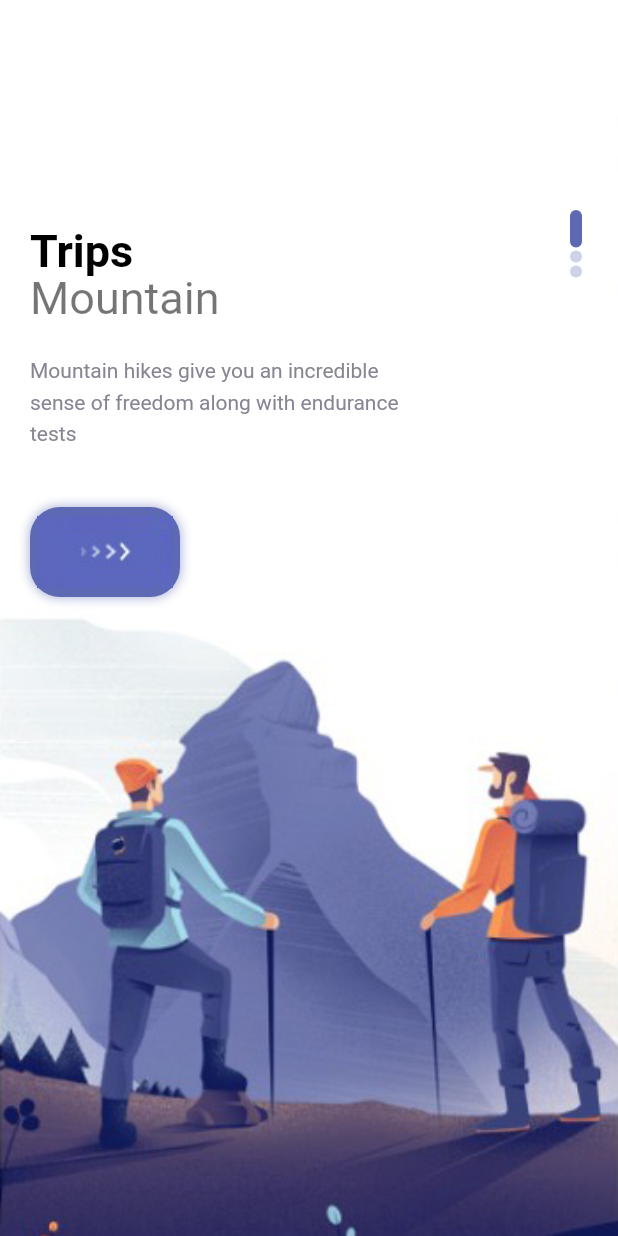
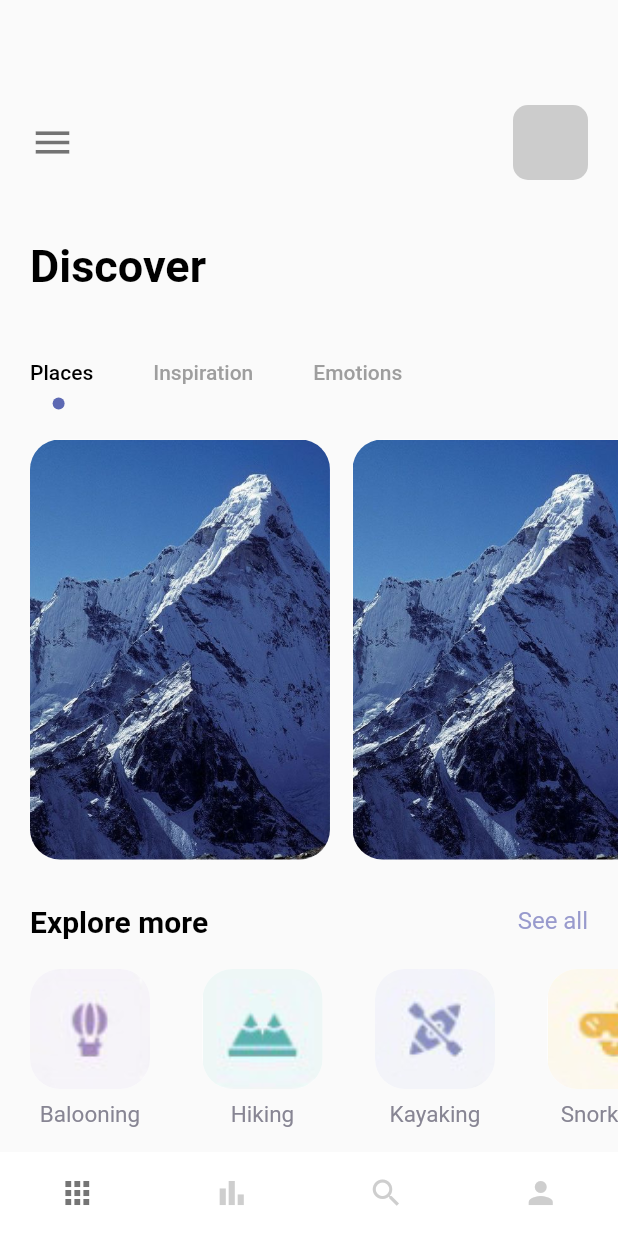
Before and after one commit to lazarobodevan/Travel-App, a Flutter app: the screen it shows after launch, on a phone screen of 412 x 824 dp. Run offline on Flutter 3.47's test engine with Material 2 defaults, Android fonts, the phone set to English and light mode, and no system bars.

Commit message:
Home page and tabbar

```diff
--- a/lib/main.dart
+++ b/lib/main.dart
@@ -1,5 +1,8 @@
 import 'package:flutter/material.dart';
+import 'package:travel_app/pages/navpages/home_page.dart';
 import 'package:travel_app/pages/welcome_page.dart';
+
+import 'pages/navpages/main_page.dart';
 
 void main() {
   runApp(const MyApp());
@@ -25,7 +28,7 @@ class MyApp extends StatelessWidget {
         // is not restarted.
         primarySwatch: Colors.blue,
       ),
-      home: const WelcomePage(),
+      home: const MainPage(),
     );
   }
 }
--- /dev/null
+++ b/lib/pages/navpages/bar_item_page.dart
@@ -0,0 +1,10 @@
+import 'package:flutter/material.dart';
+
+class BarItemPage extends StatelessWidget {
+  const BarItemPage({Key? key}) : super(key: key);
+
+  @override
+  Widget build(BuildContext context) {
+    return Container(child: const Center(child: Text("Bar Item Page")));
+  }
+}
--- /dev/null
+++ b/lib/pages/navpages/home_page.dart
@@ -0,0 +1,185 @@
+import 'package:flutter/material.dart';
+import 'package:flutter/src/foundation/key.dart';
+import 'package:flutter/src/widgets/framework.dart';
+import 'package:travel_app/misc/colors.dart';
+import 'package:travel_app/widgets/app_large_text.dart';
+import 'package:travel_app/widgets/app_text.dart';
+
+class HomePage extends StatefulWidget {
+  const HomePage({Key? key}) : super(key: key);
+
+  @override
+  State<HomePage> createState() => _HomePageState();
+}
+
+class _HomePageState extends State<HomePage> with TickerProviderStateMixin {
+  var images = {
+    "balloning.png": "Balooning",
+    "hiking.png": "Hiking",
+    "kayaking.png": "Kayaking",
+    "snorkling.png": "Snorkling"
+  };
+  @override
+  Widget build(BuildContext context) {
+    TabController tabController = TabController(length: 3, vsync: this);
+    return Scaffold(
+      body: Column(
+        crossAxisAlignment: CrossAxisAlignment.start,
+        children: [
+          Container(
+            padding: const EdgeInsets.only(top: 70, left: 20),
+            child: Row(children: [
+              const Icon(Icons.menu, size: 30, color: Colors.black54),
+              Expanded(child: Container()),
+              Container(
+                margin: const EdgeInsets.only(right: 20),
+                width: 50,
+                height: 50,
+                decoration: BoxDecoration(
+                    borderRadius: BorderRadius.circular(10),
+                    color: Colors.grey.withOpacity(0.5)),
+              ),
+            ]),
+          ),
+          const SizedBox(height: 40),
+          Container(
+              margin: const EdgeInsets.only(left: 20),
+              child: AppLargeText(text: "Discover")),
+          const SizedBox(height: 30),
+          //TabBar
+          Container(
+              child: Align(
+            alignment: Alignment.centerLeft,
+            child: TabBar(
+              labelPadding: const EdgeInsets.only(left: 20, right: 20),
+              indicatorSize: TabBarIndicatorSize.label,
+              controller: tabController,
+              labelColor: Colors.black,
+              unselectedLabelColor: Colors.grey,
+              isScrollable: true,
+              indicator:
+                  CircleTabIndicator(color: AppColors.mainColor, radius: 4),
+              tabs: const [
+                Tab(text: "Places"),
+                Tab(text: "Inspiration"),
+                Tab(text: "Emotions")
+              ],
+            ),
+          )),
+          Container(
+            padding: const EdgeInsets.only(left: 20),
+            height: 300,
+            width: double.maxFinite,
+            child: TabBarView(controller: tabController, children: [
+              ListView.builder(
+                itemCount: 3,
+                scrollDirection: Axis.horizontal,
+                itemBuilder: (BuildContext context, int index) {
+                  return Container(
+                    margin: const EdgeInsets.only(right: 15, top: 20),
+                    width: 200,
+                    height: 300,
+                    decoration: BoxDecoration(
+                        borderRadius: BorderRadius.circular(20),
+                        color: Colors.white,
+                        image: const DecorationImage(
+                            image: AssetImage("img/mountain.jpeg"),
+                            fit: BoxFit.cover)),
+                  );
+                },
+              ),
+              Text("There"),
+              Text("Bar")
+            ]),
+          ),
+          const SizedBox(height: 30),
+          Container(
+            margin: const EdgeInsets.only(left: 20, right: 20),
+            child: Row(
+              mainAxisAlignment: MainAxisAlignment.spaceBetween,
+              children: [
+                AppLargeText(
+                  text: "Explore more",
+                  size: 20,
+                ),
+                AppText(
+                  text: "See all",
+                  color: AppColors.textColor1,
+                )
+              ],
+            ),
+          ),
+          const SizedBox(height: 20),
+          Container(
+            height: 120,
+            width: double.maxFinite,
+            margin: const EdgeInsets.only(left: 20),
+            child: ListView.builder(
+                scrollDirection: Axis.horizontal,
+                itemCount: 4,
+                itemBuilder: (_, index) {
+                  return Container(
+                    margin: const EdgeInsets.only(right: 35),
+                    child: Column(
+                      children: [
+                        Container(
+                          //margin: const EdgeInsets.only(right: 50),
+                          width: 80,
+                          height: 80,
+                          decoration: BoxDecoration(
+                              borderRadius: BorderRadius.circular(20),
+                              color: Colors.white,
+                              image: DecorationImage(
+                                  image: AssetImage(
+                                      "img/${images.keys.elementAt(index)}"),
+                                  fit: BoxFit.cover)),
+                        ),
+                        const SizedBox(height: 10),
+                        Container(
+                          child: AppText(
+                            text: images.values.elementAt(index),
+                            color: AppColors.textColor2,
+                            size: 15,
+                          ),
+                        )
+                      ],
+                    ),
+                  );
+                }),
+          )
+        ],
+      ),
+    );
+  }
+}
+
+class CircleTabIndicator extends Decoration {
+  final Color color;
+  double radius;
+  CircleTabIndicator({required this.color, required this.radius});
+  @override
+  BoxPainter createBoxPainter([VoidCallback? onChanged]) {
+    // TODO: implement createBoxPainter
+    return _CirclePainter(color: color, radius: radius);
+  }
+}
+
+class _CirclePainter extends BoxPainter {
+  final Color color;
+  double radius;
+  _CirclePainter({required this.color, required this.radius});
+  @override
+  void paint(Canvas canvas, Offset offset, ImageConfiguration configuration) {
+    // TODO: implement paint
+
+    Paint _paint = Paint();
+    _paint.color = color;
+    _paint.isAntiAlias = true;
+
+    final Offset circleOffset = Offset(
+        configuration.size!.width / 2 - radius / 2,
+        configuration.size!.height - radius);
+
+    canvas.drawCircle(offset + circleOffset, radius, _paint);
+  }
+}
--- /dev/null
+++ b/lib/pages/navpages/main_page.dart
@@ -0,0 +1,49 @@
+import 'package:flutter/material.dart';
+import 'package:travel_app/pages/navpages/bar_item_page.dart';
+import 'package:travel_app/pages/navpages/home_page.dart';
+import 'package:travel_app/pages/navpages/my_page.dart';
+import 'package:travel_app/pages/navpages/search_page.dart';
+
+class MainPage extends StatefulWidget {
+  const MainPage({Key? key}) : super(key: key);
+
+  @override
+  State<MainPage> createState() => _MainPageState();
+}
+
+class _MainPageState extends State<MainPage> {
+  List pages = [HomePage(), BarItemPage(), SearchPage(), MyPage()];
+  int currentIndex = 0;
+
+  void onTap(int index) {
+    setState(() {
+      currentIndex = index;
+    });
+  }
+
+  @override
+  Widget build(BuildContext context) {
+    return Scaffold(
+      backgroundColor: Colors.white,
+      body: pages[currentIndex],
+      bottomNavigationBar: BottomNavigationBar(
+          unselectedFontSize: 0,
+          selectedFontSize: 0,
+          type: BottomNavigationBarType.fixed,
+          backgroundColor: Colors.white,
+          onTap: onTap,
+          currentIndex: currentIndex,
+          selectedItemColor: Colors.black54,
+          unselectedItemColor: Colors.grey.withOpacity(0.5),
+          showSelectedLabels: false,
+          showUnselectedLabels: false,
+          elevation: 0,
+          items: const [
+            BottomNavigationBarItem(label: "Home", icon: Icon(Icons.apps)),
+            BottomNavigationBarItem(label: "Bar", icon: Icon(Icons.bar_chart)),
+            BottomNavigationBarItem(label: "Search", icon: Icon(Icons.search)),
+            BottomNavigationBarItem(label: "My", icon: Icon(Icons.person)),
+          ]),
+    );
+  }
+}
--- /dev/null
+++ b/lib/pages/navpages/my_page.dart
@@ -0,0 +1,10 @@
+import 'package:flutter/material.dart';
+
+class MyPage extends StatelessWidget {
+  const MyPage({Key? key}) : super(key: key);
+
+  @override
+  Widget build(BuildContext context) {
+    return Container(child: const Center(child: Text("My Page")));
+  }
+}
--- /dev/null
+++ b/lib/pages/navpages/search_page.dart
@@ -0,0 +1,12 @@
+import 'package:flutter/material.dart';
+import 'package:flutter/src/foundation/key.dart';
+import 'package:flutter/src/widgets/framework.dart';
+
+class SearchPage extends StatelessWidget {
+  const SearchPage({Key? key}) : super(key: key);
+
+  @override
+  Widget build(BuildContext context) {
+    return Container(child: const Center(child: Text("Search Page")));
+  }
+}
--- a/pubspec.yaml
+++ b/pubspec.yaml
@@ -63,6 +63,11 @@ flutter:
     - img/welcome-two.png
     - img/welcome-three.png
     - img/button-one.png
+    - img/mountain.jpeg
+    - img/hiking.png
+    - img/kayaking.png
+    - img/balloning.png
+    - img/snorkling.png
 
   # An image asset can refer to one or more resolution-specific "variants", see
   # https://flutter.dev/assets-and-images/#resolution-aware
```
